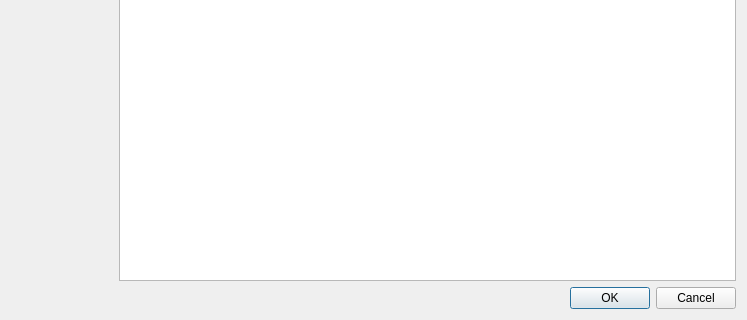
Above: src/qt/forms/offerdetailseditor.ui from ivansib/sibcoin-old before the change; both pictures show x 0 to 747 and y 552 to 872 of the 747 by 872 pixel window. Below: the same form after it.
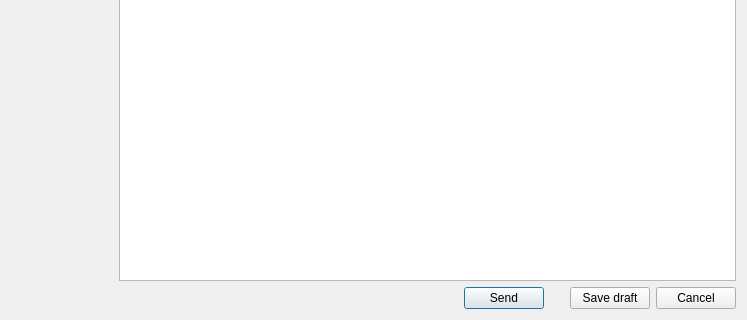
That is the form after the change. Custom widgets are drawn as their Qt base class.

Commit message: add functin saving myOffer in draft and send myOffer

The edit to the form file:
```diff
--- a/src/qt/forms/offerdetailseditor.ui
+++ b/src/qt/forms/offerdetailseditor.ui
@@ -325,12 +325,59 @@
      </property>
     </widget>
    </item>
-   <item row="14" column="1">
-    <widget class="QDialogButtonBox" name="btnBox">
-     <property name="standardButtons">
-      <set>QDialogButtonBox::Cancel|QDialogButtonBox::Ok</set>
-     </property>
-    </widget>
+   <item row="17" column="1">
+    <layout class="QHBoxLayout" name="horizontalLayout_2">
+     <item>
+      <spacer name="horizontalSpacer_2">
+       <property name="orientation">
+        <enum>Qt::Horizontal</enum>
+       </property>
+       <property name="sizeHint" stdset="0">
+        <size>
+         <width>40</width>
+         <height>20</height>
+        </size>
+       </property>
+      </spacer>
+     </item>
+     <item>
+      <widget class="QPushButton" name="btnSend">
+       <property name="text">
+        <string>Send</string>
+       </property>
+      </widget>
+     </item>
+     <item>
+      <spacer name="horizontalSpacer">
+       <property name="orientation">
+        <enum>Qt::Horizontal</enum>
+       </property>
+       <property name="sizeType">
+        <enum>QSizePolicy::Fixed</enum>
+       </property>
+       <property name="sizeHint" stdset="0">
+        <size>
+         <width>20</width>
+         <height>20</height>
+        </size>
+       </property>
+      </spacer>
+     </item>
+     <item>
+      <widget class="QPushButton" name="btnSaveDraft">
+       <property name="text">
+        <string>Save draft</string>
+       </property>
+      </widget>
+     </item>
+     <item>
+      <widget class="QPushButton" name="btnCancel">
+       <property name="text">
+        <string>Cancel</string>
+       </property>
+      </widget>
+     </item>
+    </layout>
    </item>
   </layout>
  </widget>
```
Left out of the diff: 8 changed lines with no effect on the pictures. The commit also changes 12 other files.
